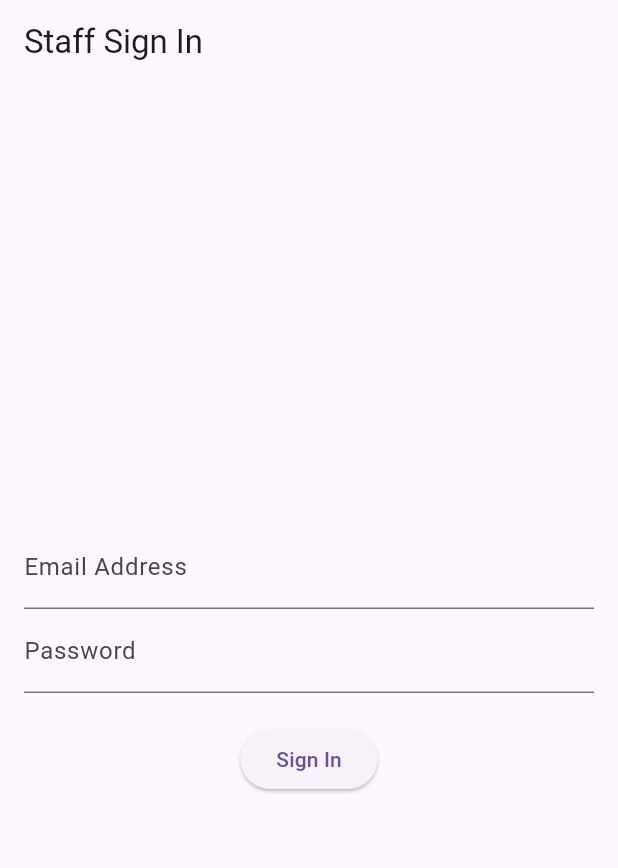
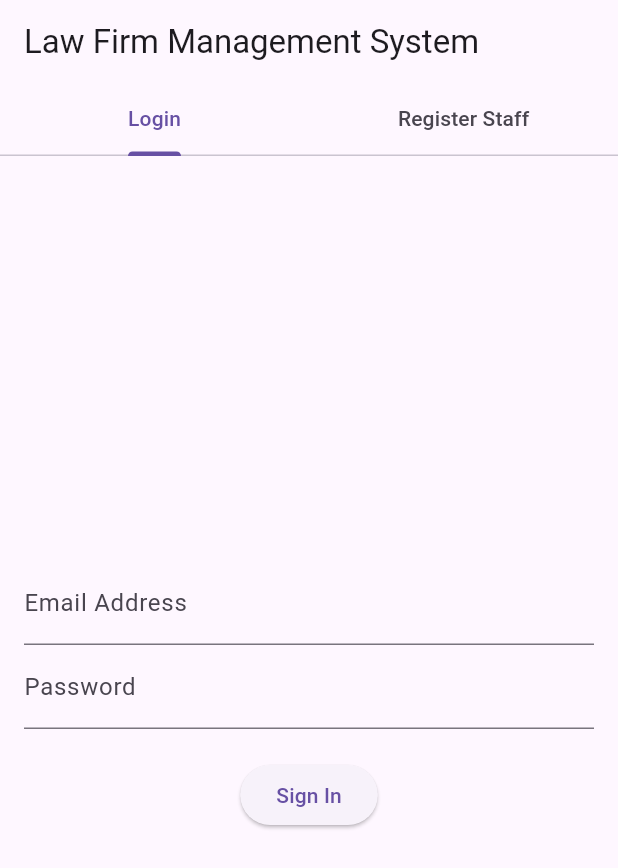
Before and after one commit to robertzmuhumuza-dotcom/law-firm-system, a Flutter app: the screen it shows after launch, on a phone screen of 412 x 824 dp. Shown: the top 868 px of the screen. Run offline on Flutter 3.47's test engine with Material 3 defaults, Android fonts, the light colour scheme and no system bars.

Commit message:
Update auth screen with complete login and registration endpoints

```diff
--- a/frontend/lib/auth_screen.dart
+++ b/frontend/lib/auth_screen.dart
@@ -7,10 +7,37 @@ class AuthScreen extends StatefulWidget {
   _AuthScreenState createState() => _AuthScreenState();
 }
 
-class _AuthScreenState extends State<AuthScreen> {
-  final _emailController = TextEditingController();
-  final _passwordController = TextEditingController();
+class _AuthScreenState extends State<AuthScreen> with SingleTickerProviderStateMixin {
+  late TabController _tabController;
+
+  // Controllers for Login
+  final _loginEmailController = TextEditingController();
+  final _loginPasswordController = TextEditingController();
+
+  // Controllers for Registration
+  final _regNameController = TextEditingController();
+  final _regEmailController = TextEditingController();
+  final _regPasswordController = TextEditingController();
+  String _selectedRole = 'Managing Partner (Admin)';
+
   bool _isLoading = false;
+
+  @override
+  void initState() {
+    super.initState();
+    _tabController = TabController(length: 2, vsync: this);
+  }
+
+  @override
+  void dispose() {
+    _tabController.dispose();
+    _loginEmailController.dispose();
+    _loginPasswordController.dispose();
+    _regNameController.dispose();
+    _regEmailController.dispose();
+    _regPasswordController.dispose();
+    super.dispose();
+  }
 
   Future<void> _login() async {
     setState(() { _isLoading = true; });
@@ -21,14 +48,14 @@ class _AuthScreenState extends State<AuthScreen> {
         url,
         headers: {'Content-Type': 'application/json'},
         body: jsonEncode({
-          'email': _emailController.text.trim(),
-          'password': _passwordController.text.trim(),
+          'email': _loginEmailController.text.trim(),
+          'password': _loginPasswordController.text.trim(),
         }),
       );
 
       if (response.statusCode == 200) {
         ScaffoldMessenger.of(context).showSnackBar(
-          SnackBar(content: Text('Login Successful!')),
+          const SnackBar(content: Text('Login Successful!')),
         );
       } else {
         ScaffoldMessenger.of(context).showSnackBar(
@@ -44,23 +71,130 @@ class _AuthScreenState extends State<AuthScreen> {
     }
   }
 
+  Future<void> _register() async {
+    setState(() { _isLoading = true; });
+    final url = Uri.parse('https://law-firm-system-4ccx.onrender.com/api/auth/register');
+
+    try {
+      final response = await http.post(
+        url,
+        headers: {'Content-Type': 'application/json'},
+        body: jsonEncode({
+          'name': _regNameController.text.trim(),
+          'email': _regEmailController.text.trim(),
+          'password': _regPasswordController.text.trim(),
+          'role': _selectedRole,
+        }),
+      );
+
+      if (response.statusCode == 200 || response.statusCode == 201) {
+        ScaffoldMessenger.of(context).showSnackBar(
+          const SnackBar(content: Text('Staff Account Created Successfully!')),
+        );
+      } else {
+        ScaffoldMessenger.of(context).showSnackBar(
+          SnackBar(content: Text('Registration Failed: ${response.body}')),
+        );
+      }
+    } catch (e) {
+      ScaffoldMessenger.of(context).showSnackBar(
+        SnackBar(content: Text('Failed to fetch: $e')),
+      );
+    } finally {
+      setState(() { _isLoading = false; });
+    }
+  }
+
   @override
   Widget build(BuildContext context) {
     return Scaffold(
-      appBar: AppBar(title: Text('Staff Sign In')),
-      body: Padding(
-        padding: EdgeInsets.all(16.0),
-        child: Column(
-          mainAxisAlignment: MainAxisAlignment.center,
-          children: [
-            TextField(controller: _emailController, decoration: InputDecoration(labelText: 'Email Address')),
-            TextField(controller: _passwordController, decoration: InputDecoration(labelText: 'Password'), obscureText: true),
-            SizedBox(height: 20),
-            _isLoading
-                ? CircularProgressIndicator()
-                : ElevatedButton(onPressed: _login, child: Text('Sign In')),
+      appBar: AppBar(
+        title: const Text('Law Firm Management System'),
+        bottom: TabBar(
+          controller: _tabController,
+          tabs: const [
+            Tab(text: 'Login'),
+            Tab(text: 'Register Staff'),
           ],
         ),
+      ),
+      body: TabBarView(
+        controller: _tabController,
+        children: [
+          // Login Tab
+          Padding(
+            padding: const EdgeInsets.all(16.0),
+            child: Column(
+              mainAxisAlignment: MainAxisAlignment.center,
+              children: [
+                TextField(
+                  controller: _loginEmailController,
+                  decoration: const InputDecoration(labelText: 'Email Address'),
+                ),
+                TextField(
+                  controller: _loginPasswordController,
+                  decoration: const InputDecoration(labelText: 'Password'),
+                  obscureText: true,
+                ),
+                const SizedBox(height: 20),
+                _isLoading
+                    ? const CircularProgressIndicator()
+                    : ElevatedButton(
+                        onPressed: _login,
+                        child: const Text('Sign In'),
+                      ),
+              ],
+            ),
+          ),
+
+          // Register Tab
+          Padding(
+            padding: const EdgeInsets.all(16.0),
+            child: Column(
+              mainAxisAlignment: MainAxisAlignment.center,
+              children: [
+                TextField(
+                  controller: _regNameController,
+                  decoration: const InputDecoration(labelText: 'Full Name'),
+                ),
+                TextField(
+                  controller: _regEmailController,
+                  decoration: const InputDecoration(labelText: 'Email Address'),
+                ),
+                TextField(
+                  controller: _regPasswordController,
+                  decoration: const InputDecoration(labelText: 'Password'),
+                  obscureText: true,
+                ),
+                const SizedBox(height: 12),
+                DropdownButtonFormField<String>(
+                  value: _selectedRole,
+                  items: ['Managing Partner (Admin)', 'Associate', 'Secretary']
+                      .map((role) => DropdownMenuItem(
+                            value: role,
+                            child: Text(role),
+                          ))
+                      .toList(),
+                  onChanged: (value) {
+                    if (value != null) {
+                      setState(() {
+                        _selectedRole = value;
+                      });
+                    }
+                  },
+                  decoration: const InputDecoration(labelText: 'Staff Role'),
+                ),
+                const SizedBox(height: 20),
+                _isLoading
+                    ? const CircularProgressIndicator()
+                    : ElevatedButton(
+                        onPressed: _register,
+                        child: const Text('Create Staff Account'),
+                      ),
+              ],
+            ),
+          ),
+        ],
       ),
     );
   }
```
